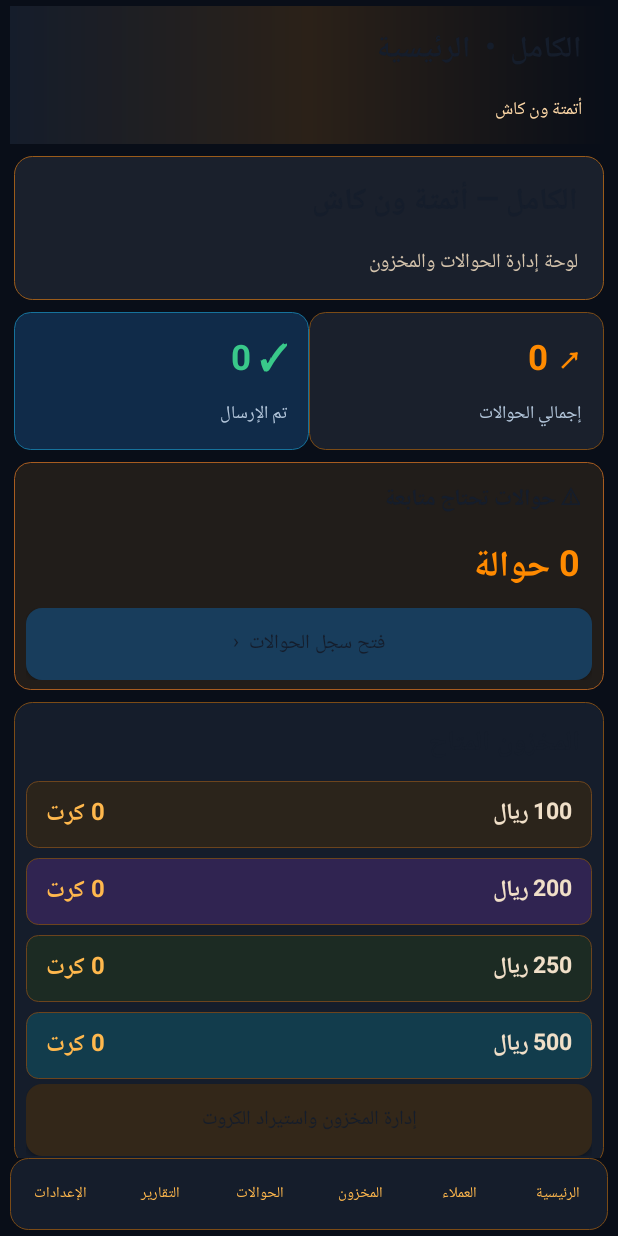
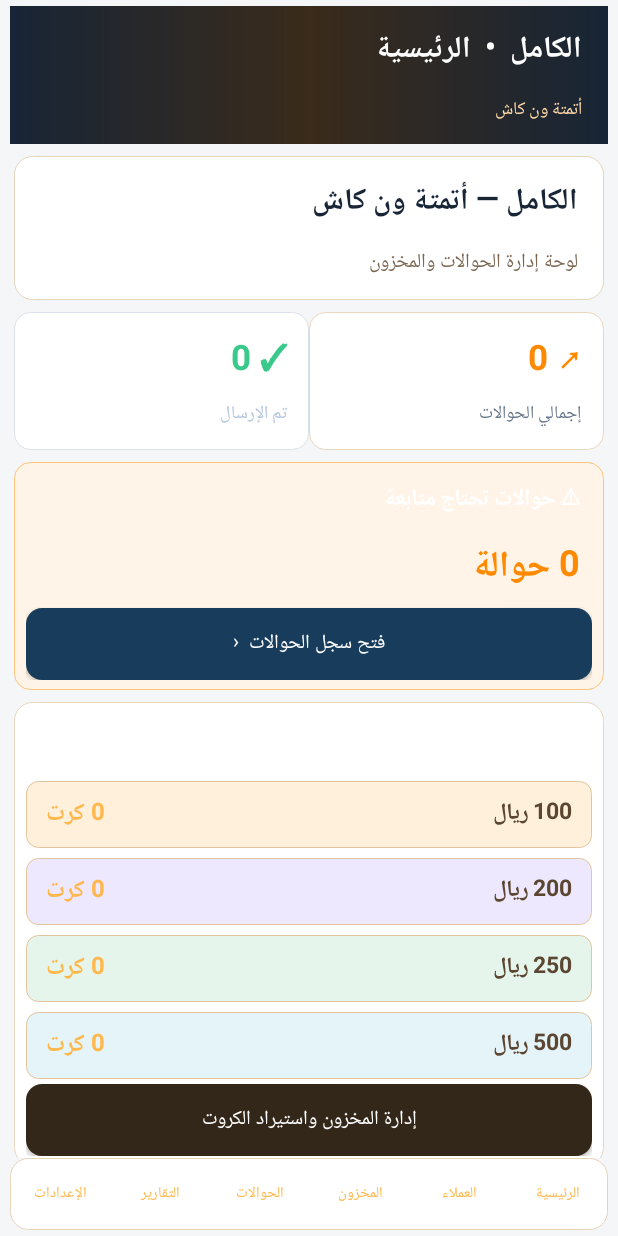
Before and after one commit to mohammedkamelkamel-tech/alkamel-onecash-automation, an Android app: the screen it shows after launch (MainActivity), on a phone screen of 412 x 824 dp. Run offline under Robolectric (Android 15) with nearby library versions, the phone set to English and light mode, and no system bars.

Commit message:
Restore readable VIP orange light theme and fix text contrast

```diff
--- a/app/src/main/java/com/alkamel/onecash/MainActivity.java
+++ b/app/src/main/java/com/alkamel/onecash/MainActivity.java
@@ -12,7 +12,7 @@ import java.util.*;
 import java.io.*;
 
 public class MainActivity extends Activity {
-    Db db; LinearLayout root,body,nav; int navy=0xff101827, blue=0xffff8a00, cyan=0xffffb84d, bg=0xff090e18, white=0xff151d2b, green=0xff39c98a, orange=0xffff8a00, red=0xffe65b5b;
+    Db db; LinearLayout root,body,nav; int navy=0xff182536, blue=0xffff8a00, cyan=0xffffb84d, bg=0xfff5f6f8, white=0xffffffff, green=0xff16875d, orange=0xffff8a00, red=0xffd64545;
     static final int REQ_BACKUP=9001,REQ_RESTORE=9002;
     @Override public void onCreate(Bundle b){super.onCreate(b);db=new Db(this);requestPerms();showHome();}
     void requestPerms(){if(Build.VERSION.SDK_INT>=23){String[] p={android.Manifest.permission.RECEIVE_SMS,android.Manifest.permission.READ_SMS,android.Manifest.permission.SEND_SMS};List<String> missing=new ArrayList<>();for(String x:p)if(checkSelfPermission(x)!=0)missing.add(x);if(!missing.isEmpty())requestPermissions(missing.toArray(new String[0]),12);}}
@@ -27,31 +27,31 @@ public class MainActivity extends Activity {
     TextView label(String s,int size,int color,boolean bold){TextView t=txt(s,size,color);if(bold)t.setTypeface(null,Typeface.BOLD);return t;}
     Button homeButton(String s,Runnable r,int color){Button b=btn(s,r);b.setTextSize(13);b.setMinHeight(46);b.setPadding(8,4,8,4);b.setBackground(shape(color,16,0));int brightness=(android.graphics.Color.red(color)*299+android.graphics.Color.green(color)*587+android.graphics.Color.blue(color)*114)/1000;b.setTextColor(brightness<145?white:navy);return b;}
     void base(String screen){root=col();root.setLayoutDirection(View.LAYOUT_DIRECTION_RTL);root.setBackgroundColor(bg);root.setPadding(10,6,10,6);
-        LinearLayout header=col();header.setBackground(new android.graphics.drawable.GradientDrawable(android.graphics.drawable.GradientDrawable.Orientation.LEFT_RIGHT,new int[]{0xff151d2b,0xff2b2118,0xff090e18}));header.setPadding(14,10,14,10);
-        TextView brand=txt("الكامل  •  "+screen,20,white);brand.setTypeface(null,Typeface.BOLD);header.addView(brand);
+        LinearLayout header=col();header.setBackground(new android.graphics.drawable.GradientDrawable(android.graphics.drawable.GradientDrawable.Orientation.LEFT_RIGHT,new int[]{0xff182536,0xff3a2b1b,0xff182536}));header.setPadding(14,10,14,10);
+        TextView brand=txt("الكامل  •  "+screen,20,0xffffffff);brand.setTypeface(null,Typeface.BOLD);header.addView(brand);
         header.addView(txt("أتمتة ون كاش",12,0xffffd9a8));root.addView(header);
         ScrollView sc=new ScrollView(this);body=col();body.setPadding(4,12,4,16);sc.addView(body);root.addView(sc,new LinearLayout.LayoutParams(-1,0,1));
-        nav=row();nav.setBackground(shape(0xff151d2b,18,0xff7b4b16));nav.setGravity(Gravity.CENTER);String[][] n={{"الرئيسية","home"},{"العملاء","customers"},{"المخزون","inventory"},{"الحوالات","transfers"},{"التقارير","reports"},{"الإعدادات","settings"}};
+        nav=row();nav.setBackground(shape(0xffffffff,18,0xffe6d3bc));nav.setGravity(Gravity.CENTER);String[][] n={{"الرئيسية","home"},{"العملاء","customers"},{"المخزون","inventory"},{"الحوالات","transfers"},{"التقارير","reports"},{"الإعدادات","settings"}};
         for(String[] x:n){Button b=new Button(this);b.setText(x[0]);b.setTextSize(10);b.setAllCaps(false);b.setPadding(0,2,0,2);b.setMinWidth(0);b.setMinHeight(42);b.setTextColor(cyan);b.setBackgroundColor(0x00000000);b.setOnClickListener(v->{switch(x[1]){case"home":showHome();break;case"customers":showCustomers();break;case"inventory":showInventory();break;case"transfers":showTransfers();break;case"reports":showReports();break;case"settings":showSettings();}});nav.addView(b,new LinearLayout.LayoutParams(0,-2,1));}
         root.addView(nav);setContentView(root);
     }
     View stat(String label,String value,int color,String icon){LinearLayout c=col();c.setBackgroundColor(white);c.setPadding(14,12,14,12);TextView v=txt(icon+"  "+value,23,color);v.setTypeface(null,Typeface.BOLD);c.addView(v);c.addView(txt(label,13,0xff607489));return c;}
     void showHome(){base("الرئيسية");
-        LinearLayout welcome=col();welcome.setBackground(shape(0xff1a202c,18,0xff9a5b1a));welcome.setPadding(14,12,14,12);
-        welcome.addView(label("الكامل — أتمتة ون كاش",20,white,true));welcome.addView(txt("لوحة إدارة الحوالات والمخزون",13,0xffd5c4ad));addCard(welcome);
+        LinearLayout welcome=col();welcome.setBackground(shape(0xffffffff,18,0xffe6d3bc));welcome.setPadding(14,12,14,12);
+        welcome.addView(label("الكامل — أتمتة ون كاش",20,navy,true));welcome.addView(txt("لوحة إدارة الحوالات والمخزون",13,0xff7b6752));addCard(welcome);
         LinearLayout stats=row();
-        LinearLayout s1=col();s1.setBackground(shape(0xff1a202c,16,0xff7b4b16));s1.setPadding(10,12,10,12);s1.addView(label("↗ "+db.countTransfers(),23,orange,true));s1.addView(txt("إجمالي الحوالات",12,0xffb4c7dc));
-        LinearLayout s2=col();s2.setBackground(shape(0xff102b49,16,0xff16729b));s2.setPadding(10,12,10,12);s2.addView(label("✓ "+db.sentCount(),23,0xff39c98a,true));s2.addView(txt("تم الإرسال",12,0xffb4c7dc));
+        LinearLayout s1=col();s1.setBackground(shape(0xffffffff,16,0xffe8d6bf));s1.setPadding(10,12,10,12);s1.addView(label("↗ "+db.countTransfers(),23,orange,true));s1.addView(txt("إجمالي الحوالات",12,0xff647487));
+        LinearLayout s2=col();s2.setBackground(shape(0xffffffff,16,0xffd9e2ea));s2.setPadding(10,12,10,12);s2.addView(label("✓ "+db.sentCount(),23,0xff39c98a,true));s2.addView(txt("تم الإرسال",12,0xffb4c7dc));
         stats.addView(s1,new LinearLayout.LayoutParams(0,-2,1));stats.addView(s2,new LinearLayout.LayoutParams(0,-2,1));addCard(stats);
-        LinearLayout pending=col();pending.setBackground(shape(0xff211d1a,16,0xffa75c20));pending.setPadding(12,10,12,10);pending.addView(label("⚠ حوالات تحتاج متابعة",15,white,true));pending.addView(label(db.reviewCount()+" حوالة",24,orange,true));pending.addView(homeButton("فتح سجل الحوالات  ‹",()->showTransfers(),0xff183d5c));addCard(pending);
-        LinearLayout stock=col();stock.setBackground(shape(0xff151d2b,18,0xff7b4b16));stock.setPadding(12,10,12,10);stock.addView(label("المخزون المتاح",18,white,true));
-        int[] colors={0xff2b241b,0xff302451,0xff1c2b23,0xff123c4c};int idx=0;
-        for(int d:new int[]{100,200,250,500}){LinearLayout rr=row();rr.setBackground(shape(colors[idx++],12,0xff6c441d));rr.setPadding(8,4,8,4);TextView den=label(d+" ريال",15,0xfff0dfc8,true);rr.addView(den,new LinearLayout.LayoutParams(0,-2,1));TextView q=label(db.available(d)+" كرت",16,cyan,true);rr.addView(q);LinearLayout.LayoutParams rp=new LinearLayout.LayoutParams(-1,-2);rp.setMargins(0,5,0,5);stock.addView(rr,rp);}
+        LinearLayout pending=col();pending.setBackground(shape(0xfffff4e7,16,0xffffc37a));pending.setPadding(12,10,12,10);pending.addView(label("⚠ حوالات تحتاج متابعة",15,white,true));pending.addView(label(db.reviewCount()+" حوالة",24,orange,true));pending.addView(homeButton("فتح سجل الحوالات  ‹",()->showTransfers(),0xff183d5c));addCard(pending);
+        LinearLayout stock=col();stock.setBackground(shape(0xffffffff,18,0xffe8d6bf));stock.setPadding(12,10,12,10);stock.addView(label("المخزون المتاح",18,white,true));
+        int[] colors={0xfffff0dc,0xffeee8ff,0xffe5f5ec,0xffe5f4f8};int idx=0;
+        for(int d:new int[]{100,200,250,500}){LinearLayout rr=row();rr.setBackground(shape(colors[idx++],12,0xffe4c49b));rr.setPadding(8,4,8,4);TextView den=label(d+" ريال",15,0xff5b4631,true);rr.addView(den,new LinearLayout.LayoutParams(0,-2,1));TextView q=label(db.available(d)+" كرت",16,cyan,true);rr.addView(q);LinearLayout.LayoutParams rp=new LinearLayout.LayoutParams(-1,-2);rp.setMargins(0,5,0,5);stock.addView(rr,rp);}
         stock.addView(homeButton("إدارة المخزون واستيراد الكروت",()->showInventory(),0xff332719));addCard(stock);
-        LinearLayout quick=col();quick.setBackground(shape(0xff0b1e36,18,0xff17608a));quick.setPadding(12,10,12,10);quick.addView(label("اختصارات سريعة",18,white,true));
+        LinearLayout quick=col();quick.setBackground(shape(0xffffffff,18,0xffe8d6bf));quick.setPadding(12,10,12,10);quick.addView(label("اختصارات سريعة",18,white,true));
         LinearLayout q1=row();q1.addView(homeButton("＋ تسجيل عميل",()->showCustomers(),0xff13345c),new LinearLayout.LayoutParams(0,48,1));q1.addView(homeButton("⇧ استيراد TXT",()->showInventory(),0xff3b2a17),new LinearLayout.LayoutParams(0,48,1));quick.addView(q1);
         LinearLayout q2=row();q2.addView(homeButton("⚙ إعدادات ون كاش",()->showSettings(),0xff13345c),new LinearLayout.LayoutParams(0,48,1));q2.addView(homeButton("▤ التقارير",()->showReports(),0xff25271f),new LinearLayout.LayoutParams(0,48,1));quick.addView(q2);addCard(quick);
-        boolean auto=db.setting("auto_send").equals("1");LinearLayout status=row();status.setBackground(shape(auto?0xff3b2028:0xff123b35,16,auto?red:green));status.setPadding(12,8,12,8);status.addView(label("الإرسال الآلي",14,white,true),new LinearLayout.LayoutParams(0,-2,1));status.addView(label(auto?"مفعّل":"متوقف",15,auto?red:0xff48d4a0,true));status.setOnClickListener(v->showSettings());addCard(status);
+        boolean auto=db.setting("auto_send").equals("1");LinearLayout status=row();status.setBackground(shape(auto?0xffffeeee:0xffe8f7ef,16,auto?red:green));status.setPadding(12,8,12,8);status.addView(label("الإرسال الآلي",14,navy,true),new LinearLayout.LayoutParams(0,-2,1));status.addView(label(auto?"مفعّل":"متوقف",15,auto?red:green,true));status.setOnClickListener(v->showSettings());addCard(status);
     }
     void showCustomers(){base("العملاء");EditText search=new EditText(this);search.setHint("بحث باسم العميل أو رقم الهاتف");body.addView(search);EditText name=new EditText(this);name.setHint("اسم المحوّل كما يظهر في ون كاش");EditText phone=new EditText(this);phone.setHint("رقم الجوال المستلم");phone.setInputType(3);body.addView(name);body.addView(phone);body.addView(btn("حفظ عميل جديد",()->{if(db.addCustomer(name.getText().toString(),phone.getText().toString())){toast("تم حفظ العميل");showCustomers();}else toast("تعذر الحفظ: الاسم مكرر أو البيانات ناقصة");}));
         TextView note=txt("إدارة الربط: اضغط على العميل للتعديل، واضغط مطولًا للحذف.",13,0xff64788b);body.addView(note);
```
